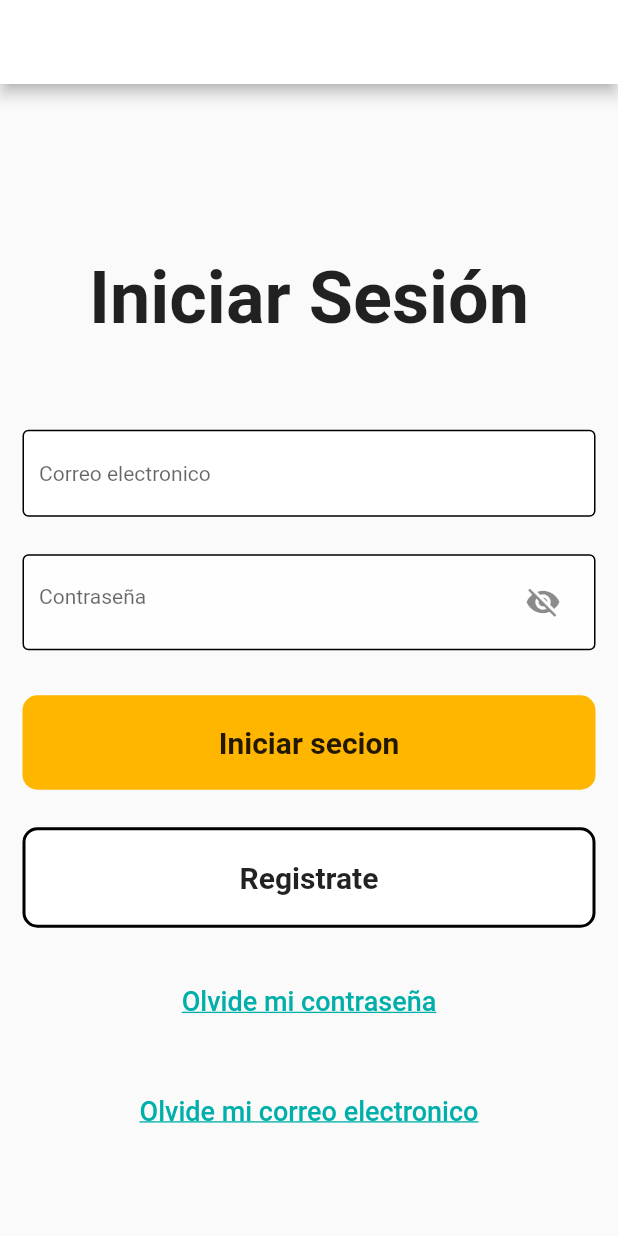
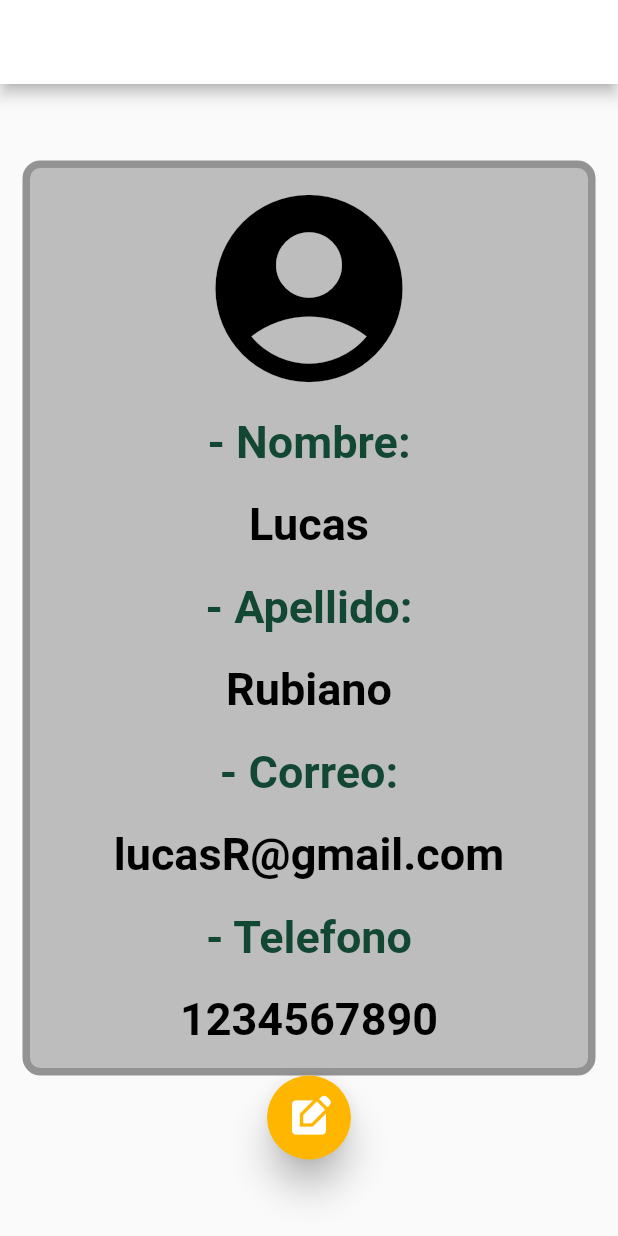
Before and after one commit to DavidEMV1622/app_bidi_login, a Flutter app: the screen it shows after launch, on a phone screen of 412 x 824 dp. Run offline on Flutter 3.47's test engine with Material 2 defaults, Android fonts, the phone set to English and light mode, and no system bars.

Commit message:
Nueva pantalla de Mostrar-Datos_Usuario

```diff
--- a/lib/src/app.dart
+++ b/lib/src/app.dart
@@ -1,6 +1,4 @@
-import 'package:app_credibanco_login/src/pages/Login_page.dart';
-import 'package:app_credibanco_login/src/pages/Password_page.dart';
-import 'package:app_credibanco_login/src/pages/SendCodePassword.dart';
+import 'package:app_credibanco_login/src/pages/VisualizarUsuario_page.dart';
 import 'package:flutter/material.dart';
 
 class MyApp extends StatelessWidget {
@@ -10,7 +8,8 @@ class MyApp extends StatelessWidget {
       debugShowCheckedModeBanner: false,
       // widget principal
       home: Center(
-        child: LoginPage(),
+        //child: LoginPage(),
+        child: ViewUserDataPage(),
       ),
     );
   }
--- a/lib/src/assets/fuentesText/fuentes.dart
+++ b/lib/src/assets/fuentesText/fuentes.dart
@@ -1,11 +1,11 @@
 import 'package:flutter/material.dart';
 
 // Widget del Titulo principal
-Widget tituloEncabezadoUno(String texto_Titulo) {
+Widget tituloEncabezadoUno(String texto) {
   return Container(
     padding: EdgeInsets.symmetric(vertical: 10),
     child: Text(
-      texto_Titulo,
+      texto,
       style: TextStyle(
         fontSize: 48,
         fontWeight: FontWeight.bold,
@@ -17,11 +17,11 @@ Widget tituloEncabezadoUno(String texto_Titulo) {
 }
 
 // Widget del Subtitulo 1
-Widget subtituloUno(String textoSubtitulo) {
+Widget subtituloUno(String texto) {
   return Container(
     padding: EdgeInsets.symmetric(vertical: 10),
     child: Text(
-      textoSubtitulo,
+      texto,
       style: TextStyle(
         fontSize: 24,
         //fontWeight: FontWeight.bold,
@@ -30,3 +30,37 @@ Widget subtituloUno(String textoSubtitulo) {
     ),
   );
 }
+
+// Widget del texto Etiqueta
+Widget textoEtiqueta(String texto, Color colorText) {
+  return Container(
+    padding: EdgeInsets.symmetric(vertical: 10),
+    child: Text(
+      texto,
+      style: TextStyle(
+        color: colorText,
+        fontSize: 30,
+        fontWeight: FontWeight.bold,
+        //fontFamily: ,
+      ),
+      textAlign: TextAlign.center,
+    ),
+  );
+}
+
+// Widget del texto Cuerpo
+Widget textoCuerpo(String texto, Color colorText) {
+  return Container(
+    padding: EdgeInsets.symmetric(vertical: 10),
+    child: Text(
+      texto,
+      style: TextStyle(
+        color: colorText,
+        fontSize: 30,
+        fontWeight: FontWeight.bold,
+        //fontFamily: ,
+      ),
+      textAlign: TextAlign.center,
+    ),
+  );
+}
--- a/lib/src/colors/colors.dart
+++ b/lib/src/colors/colors.dart
@@ -10,6 +10,17 @@ class CustomColors {
       Color.fromRGBO(18, 71, 52, 1);
   static const Color colorNegro =
       Color.fromRGBO(0, 0, 0, 1);
-   static const Color colorBlanco =
+  static const Color colorGris_1 =
+      Color.fromRGBO(60, 60, 60, 1);
+  static const Color colorGris_2 =
+      Color.fromRGBO(105, 105, 105, 1);
+  static const Color colorGris_3 =
+      Color.fromRGBO(147, 147, 147, 1);
+  static const Color colorGris_4 =
+      Color.fromRGBO(189, 189, 189, 1);
+  static const Color colorGris_5 =
+      Color.fromRGBO(227, 227, 227, 1);
+  static const Color colorBlanco =
       Color.fromRGBO(255, 255, 255, 1);
+
 }
--- a/lib/src/pages/Login_page.dart
+++ b/lib/src/pages/Login_page.dart
@@ -7,6 +7,7 @@ import '../assets/input.dart';
 import '../colors/colors.dart';
 import 'Password_page.dart';
 import 'Registrar_page.dart';
+import 'SendCodePassword.dart';
 
 class LoginPage extends StatefulWidget {
   @override
@@ -95,6 +96,13 @@ class _LoginPageState extends State<LoginPage> {
               SizedBox(
                 height: 25.0,
               ),
+
+              /* ------Boton "REGISTRATE"----------
+              Obtiene como parametro los siguientes puntos:
+              1) Texto que tiene el boton
+              2) Color del boton
+              3) Grosor del borde
+              4) evento para navegar entre pantallas */
               BtnPrimaery(
                 textButton: "Registrate",
                 colorBox: Colors.white,
@@ -103,13 +111,6 @@ class _LoginPageState extends State<LoginPage> {
                     MaterialPageRoute(builder: (context) => RegisterPage())),
               ),
 
-              /* ------Boton "REGISTRATE"----------
-              Obtiene como parametro los siguientes puntos:
-              1) Texto que tiene el boton
-              2) Color del boton
-              3) Grosor del borde
-              4) "context" proporciona informacion del widget en el que estamos ubicado */
-
               // ---- Agregar un espacio ----
               SizedBox(
                 height: 25.0,
@@ -117,7 +118,7 @@ class _LoginPageState extends State<LoginPage> {
 
               // ---- Texto para un link si se le olvido la contrasenia ----
               BotonLink(textoLink: "Olvide mi contraseña", onPressed: () => Navigator.push(context,
-                    MaterialPageRoute(builder: (context) => PasswordPage())),),
+                    MaterialPageRoute(builder: (context) => SendCodePassword())),),
 
               // ---- Agregar un espacio ----
               SizedBox(
--- a/lib/src/pages/Password_page.dart
+++ b/lib/src/pages/Password_page.dart
@@ -149,7 +149,7 @@ class _PasswordPageState extends State<PasswordPage> {
               ),
 
               // ---- Boton "Comprobar" ----
-BtnPrimaery(
+              BtnPrimaery(
                 textButton: "Iniciar secion",
                 colorBox: Color.fromRGBO(255, 182, 0, 1),
                 onPressed: () => Navigator.push(context,
--- /dev/null
+++ b/lib/src/pages/VisualizarUsuario_page.dart
@@ -0,0 +1,113 @@
+import 'package:app_credibanco_login/src/assets/pruebas.dart';
+import 'package:app_credibanco_login/src/assets/titulo.dart';
+import 'package:flutter/material.dart';
+import '../assets/buttons.dart';
+import '../assets/fuentesText/fuentes.dart';
+import '../assets/input.dart';
+import '../colors/colors.dart';
+import 'Editar_usuario_page.dart';
+import 'Password_page.dart';
+import 'Registrar_page.dart';
+import 'SendCodePassword.dart';
+
+class ViewUserDataPage extends StatefulWidget {
+  @override
+  createState() => _ViewUserDataPageState();
+}
+
+class _ViewUserDataPageState extends State<ViewUserDataPage> {
+
+  @override
+  Widget build(BuildContext context) {
+    // Plantilla principal "Scaffold"
+    return Scaffold(
+      // Barra principal de navegación "AppBar"
+      appBar: AppBar(
+        backgroundColor: CustomColors
+            .colorBlanco, // Color del AppBar por medio de la clase "CustomColors"
+      ),
+
+      // ---- Cuerpo o contenido de la aplicación "body" ----
+      body: Center(
+        child: Padding(
+          padding: EdgeInsets.all(
+              15), // Separación entre todos los widgets y el borde del celular
+          child: Column(
+            // Se acomoda el contenido en columna
+
+            mainAxisAlignment:
+                MainAxisAlignment.center, // Define la posición de los widgets
+
+            children: <Widget>[
+
+              Container(
+                // Permite definir el diseño de la caja de texto "BoxDecoration"
+                decoration: BoxDecoration(
+                  color: CustomColors.colorGris_4, // Color del input
+                  borderRadius:
+                      BorderRadius.circular(12.0), // Define los bordes redondeados
+                  border: Border.all(
+                    // Define el grosor y color de borde
+                    color: CustomColors.colorGris_3,
+                    width: 5.0,
+                  ),
+                ),
+                // Espaciado entre el borde y el contenido
+                padding: EdgeInsets.symmetric(horizontal: 5.0, vertical: 5.0),
+                //margin: EdgeInsets.symmetric(horizontal: 10.0),
+
+                // ---- Contenido del campo ----
+                child: Center(
+                  child: Column(
+                      children: [
+                        // ---- Icono de perfil ----
+                        Icon(
+                          Icons.account_circle_rounded,
+                          color: CustomColors.colorNegro,
+                          size: 150.0,
+                        ),
+
+                        // ---- Datos del usuario ----
+                        textoEtiqueta("- Nombre:", CustomColors.colorVerdeOscuro),
+                        textoCuerpo("Lucas", CustomColors.colorNegro),
+                        textoEtiqueta("- Apellido:", CustomColors.colorVerdeOscuro),
+                        textoCuerpo("Rubiano", CustomColors.colorNegro),
+                        textoEtiqueta("- Correo:", CustomColors.colorVerdeOscuro),
+                        textoCuerpo("lucasR@gmail.com", CustomColors.colorNegro),
+                        textoEtiqueta("- Telefono", CustomColors.colorVerdeOscuro),
+                        textoCuerpo("1234567890", CustomColors.colorNegro),
+                      ]
+                    ),
+                  ),
+
+                // ---- Tamaño del Campo ----
+                //height: 600,
+                width: 700.0,
+                /*
+                margin: EdgeInsets.symmetric(
+                  horizontal: 0,
+                  vertical: 0,
+                ),
+                */
+              ),
+
+              // ---- Boton flotante ----
+              FloatingActionButton(
+                child: Icon(
+                  Icons.edit_square,
+                  color: CustomColors.colorBlanco,
+                  size: 30.0,
+                ),
+                elevation: 10.0,
+                backgroundColor: CustomColors.colorAmarilloMostaza,
+                onPressed: () => Navigator.push(context,
+                    MaterialPageRoute(builder: (context) => UpdateUserPage())),
+              ),
+
+            ],
+          ),
+        ),
+      ),
+    );
+  }
+}
```
Also changed, not shown: lib/src/assets/input_password.dart (deleted, +0 -49 lines).
